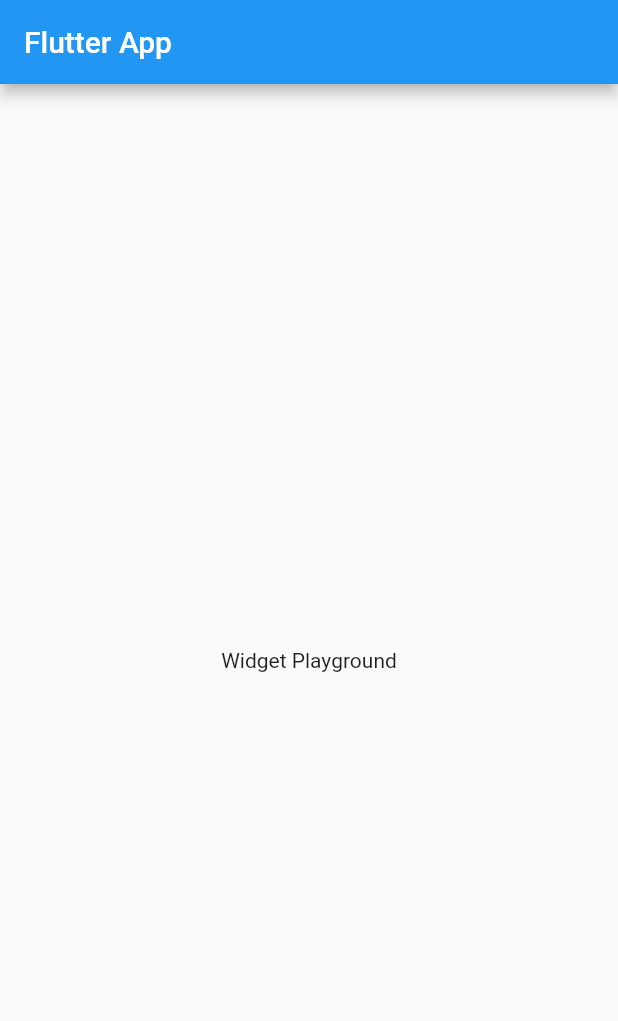
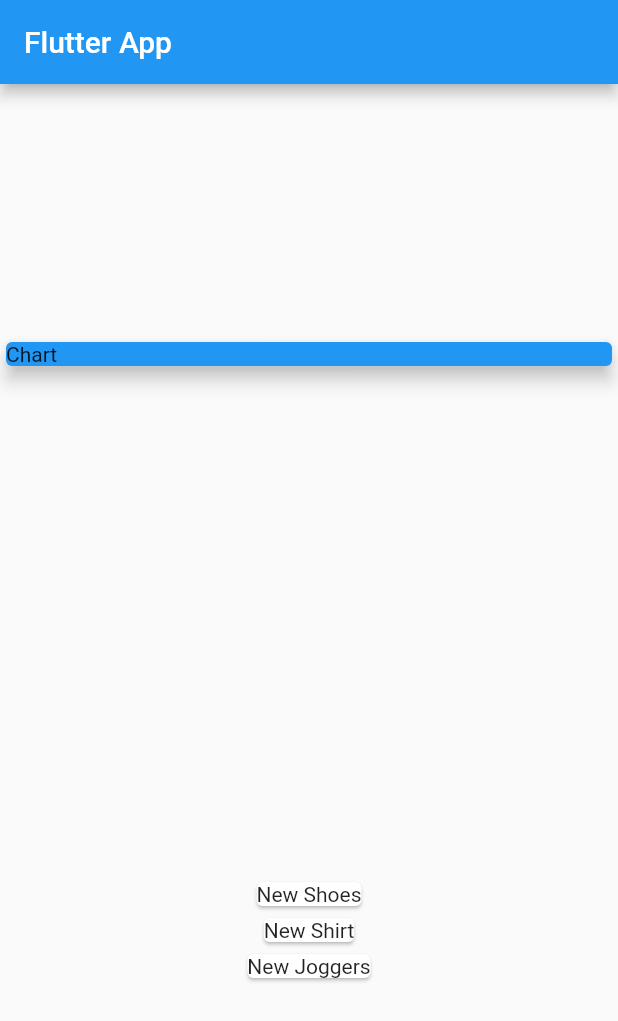
Before and after one commit to anis-agwan/Kharcha, a Flutter app: the screen it shows after launch, on a phone screen of 412 x 824 dp. Shown: the top 1021 px of the screen. Run offline on Flutter 3.47's test engine with Material 2 defaults, Android fonts, the phone set to English and light mode, and no system bars.

Commit message:
Created Transaction model

```diff
--- a/lib/main.dart
+++ b/lib/main.dart
@@ -1,4 +1,5 @@
 import 'package:flutter/material.dart';
+import './transaction.dart';
 
 void main() {
   runApp(MyApp());
@@ -20,6 +21,12 @@ class MyApp extends StatelessWidget {
 }
 
 class MyHomePage extends StatelessWidget {
+  final List<Transaction> transactions = [
+    Transaction(id: "t1", title: "New Shoes", amount: 69.69, date: DateTime.now()),
+    Transaction(id: "t2", title: "New Shirt", amount: 39.69, date: DateTime.now()),
+    Transaction(id: "t3", title: "New Joggers", amount: 29.69, date: DateTime.now()),
+  ];
+
   @override
   Widget build(BuildContext context) {
 
@@ -28,10 +35,26 @@ class MyHomePage extends StatelessWidget {
 
         title: Text("Flutter App"),
       ),
-      body: Center(
-
-        child: Text("Widget Playground")
-    ),
+      body: Column(
+        mainAxisAlignment: MainAxisAlignment.spaceAround,
+        crossAxisAlignment: CrossAxisAlignment.stretch,
+        children: [
+          Card(
+            color: Colors.blue,
+            elevation: 5,
+            child: Container(
+              width: double.infinity,
+                child: Text("Chart")
+            ),
+          ),
+          Column(
+            children: transactions.map(
+                    (trx) => Card(
+                      child: Text(trx.title),
+            )).toList(),
+          )
+        ],
+      )
     );
   }
 }
--- /dev/null
+++ b/lib/transaction.dart
@@ -0,0 +1,14 @@
+class Transaction {
+  final String id;
+  final String title;
+  final double amount;
+  final DateTime date;
+
+  Transaction({
+    required this.id,
+    required this.title,
+    required this.amount,
+    required this.date,
+  });
+
+}
```
